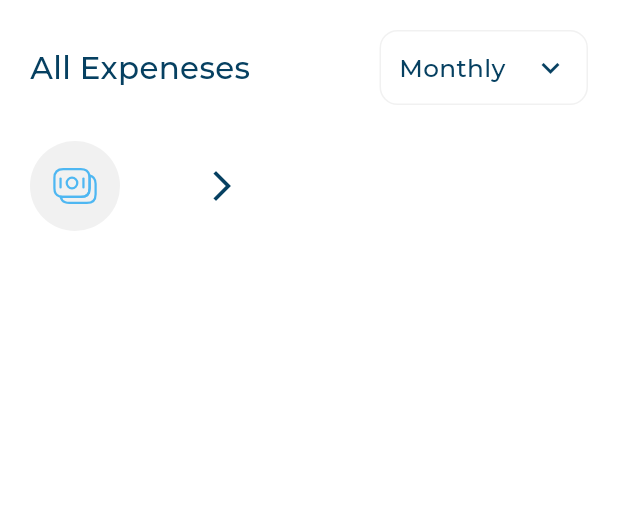
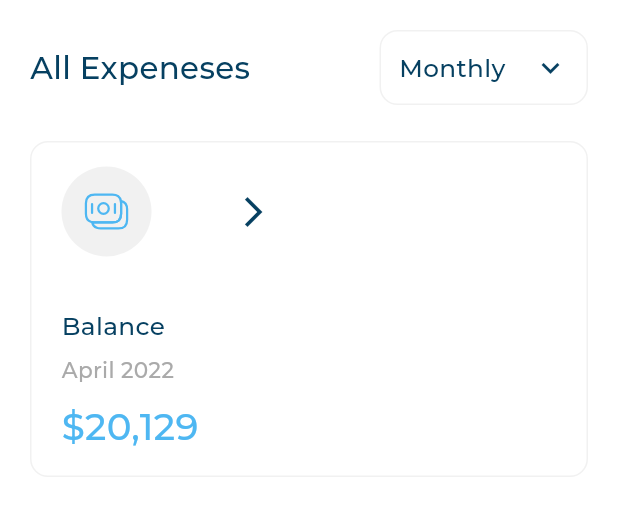
Before and after one commit to samir-227/adaptive_admin_dashboard, a Flutter app: the AllExpeneses widget shown alone on an empty page, opened directly, on a phone screen of 412 x 824 dp. Shown: the top 516 px of the screen. Run offline on Flutter 3.47's test engine with Material 3 defaults, Android fonts, the phone set to English and light mode, and no system bars; our stand-ins replace flutter_svg; project files that could hold a hidden picture were left out.

Commit message:
create all expeneses item

```diff
--- a/lib/views/widgets/all_expeneses_item.dart
+++ b/lib/views/widgets/all_expeneses_item.dart
@@ -1,4 +1,5 @@
 import 'package:adaptive_admin_dashboard/core/models/all_expeneses_item_model.dart';
+import 'package:adaptive_admin_dashboard/core/utls/app_styles.dart';
 
 import 'package:adaptive_admin_dashboard/views/widgets/all_expeneses_item_header.dart';
 import 'package:flutter/material.dart';
@@ -15,10 +16,32 @@ class AllExpensesItem extends StatelessWidget {
       child: Padding(
         padding: const EdgeInsets.symmetric(horizontal: 20, vertical: 16),
         child: Column(
+          crossAxisAlignment: CrossAxisAlignment.start,
           children: [
             AllExpenesesItemHeader(
               image: allExpenesesItemModel.image,
             ),
+            const SizedBox(
+              height: 34,
+            ),
+            Text(
+              allExpenesesItemModel.title,
+              style: AppStyles.styleSemiBold16(context),
+            ),
+            const SizedBox(
+              height: 8,
+            ),
+            Text(
+              allExpenesesItemModel.date,
+              style: AppStyles.styleRegular14(context),
+            ),
+            const SizedBox(
+              height: 8,
+            ),
+            Text(
+              allExpenesesItemModel.price,
+              style: AppStyles.styleSemiBold24(context),
+            )
           ],
         ),
       ),
--- a/lib/views/widgets/all_expenses_section.dart
+++ b/lib/views/widgets/all_expenses_section.dart
@@ -1,5 +1,7 @@
+import 'package:adaptive_admin_dashboard/core/models/all_expeneses_item_model.dart';
 import 'package:adaptive_admin_dashboard/core/utls/app_images.dart';
 import 'package:adaptive_admin_dashboard/views/widgets/all_expeneses_header.dart';
+import 'package:adaptive_admin_dashboard/views/widgets/all_expeneses_item.dart';
 import 'package:adaptive_admin_dashboard/views/widgets/all_expeneses_item_header.dart';
 import 'package:flutter/material.dart';
 
@@ -18,7 +20,12 @@ class AllExpeneses extends StatelessWidget {
             SizedBox(
               height: 24,
             ),
-            AllExpenesesItemHeader(image: ImagesAssets.imageBalance)
+            AllExpensesItem(
+                allExpenesesItemModel: AllExpenesesItemModel(
+                    image: ImagesAssets.imageBalance,
+                    title: 'Balance',
+                    date: 'April 2022',
+                    price: r'$20,129'))
           ],
         ),
       ),
```
